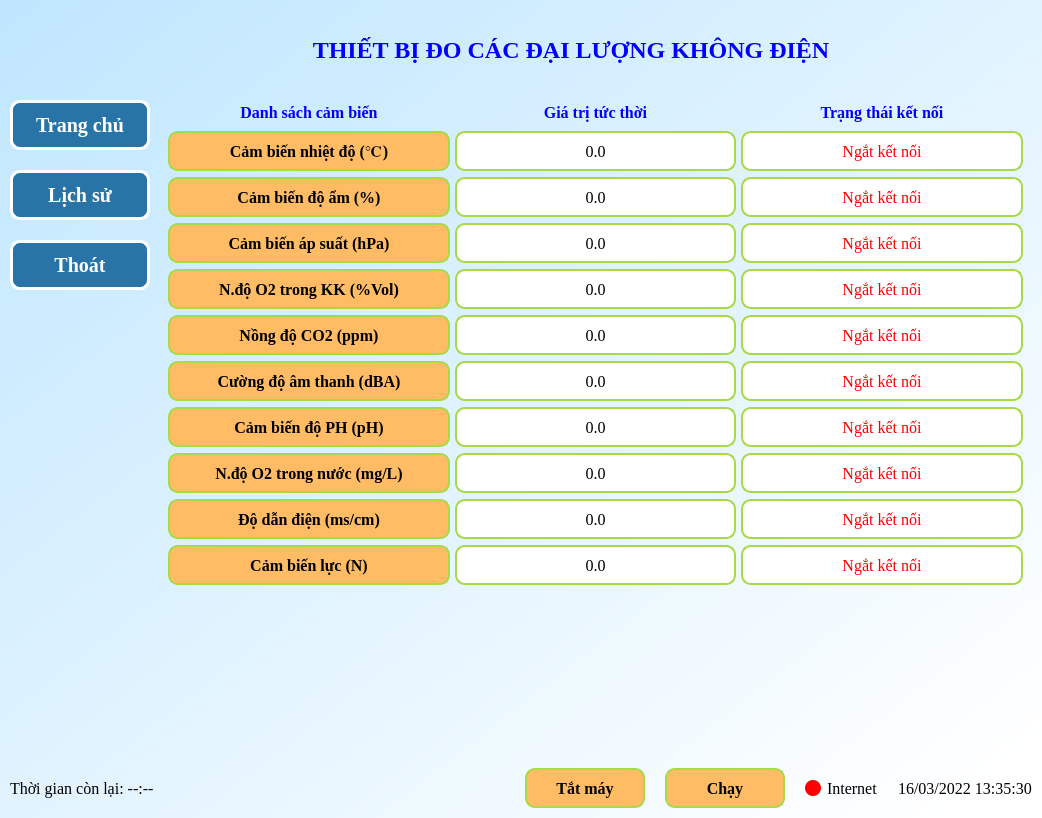
The window that iot.ui (sonmasterj/iot) describes before a commit, drawn with Qt 5.
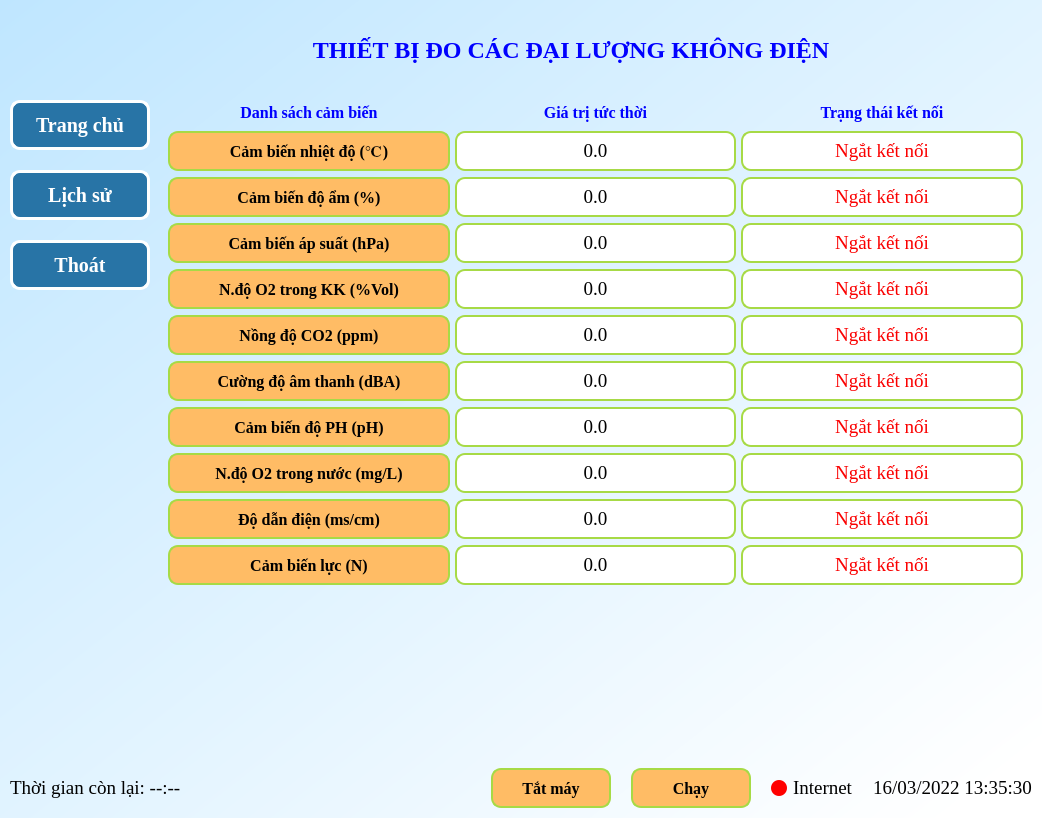
The same window after the commit. The open tabs and pages were chosen to show the change. Icons and pictures are not drawn.

What changed in the file:
```diff
--- a/iot.ui
+++ b/iot.ui
@@ -405,7 +405,7 @@
                 <property name="font">
                  <font>
                   <family>Times New Roman</family>
-                  <pointsize>12</pointsize>
+                  <pointsize>14</pointsize>
                  </font>
                 </property>
                 <property name="styleSheet">
@@ -440,7 +440,7 @@
                 <property name="font">
                  <font>
                   <family>Times New Roman</family>
-                  <pointsize>12</pointsize>
+                  <pointsize>14</pointsize>
                  </font>
                 </property>
                 <property name="styleSheet">
@@ -475,7 +475,7 @@
                 <property name="font">
                  <font>
                   <family>Times New Roman</family>
-                  <pointsize>12</pointsize>
+                  <pointsize>14</pointsize>
                  </font>
                 </property>
                 <property name="styleSheet">
@@ -511,7 +511,7 @@
                 <property name="font">
                  <font>
                   <family>Times New Roman</family>
-                  <pointsize>12</pointsize>
+                  <pointsize>14</pointsize>
                  </font>
                 </property>
                 <property name="styleSheet">
@@ -547,7 +547,7 @@
                 <property name="font">
                  <font>
                   <family>Times New Roman</family>
-                  <pointsize>12</pointsize>
+                  <pointsize>14</pointsize>
                  </font>
                 </property>
                 <property name="styleSheet">
@@ -583,7 +583,7 @@
                 <property name="font">
                  <font>
                   <family>Times New Roman</family>
-                  <pointsize>12</pointsize>
+                  <pointsize>14</pointsize>
                  </font>
                 </property>
                 <property name="styleSheet">
@@ -656,7 +656,7 @@
                 <property name="font">
                  <font>
                   <family>Times New Roman</family>
-                  <pointsize>12</pointsize>
+                  <pointsize>14</pointsize>
                  </font>
                 </property>
                 <property name="styleSheet">
@@ -691,7 +691,7 @@
                 <property name="font">
                  <font>
                   <family>Times New Roman</family>
-                  <pointsize>12</pointsize>
+                  <pointsize>14</pointsize>
                  </font>
                 </property>
                 <property name="styleSheet">
@@ -727,7 +727,7 @@
                 <property name="font">
                  <font>
                   <family>Times New Roman</family>
-                  <pointsize>12</pointsize>
+                  <pointsize>14</pointsize>
                  </font>
                 </property>
                 <property name="styleSheet">
@@ -980,7 +980,7 @@
                 <property name="font">
                  <font>
                   <family>Times New Roman</family>
-                  <pointsize>12</pointsize>
+                  <pointsize>14</pointsize>
                  </font>
                 </property>
                 <property name="styleSheet">
@@ -1015,7 +1015,7 @@
                 <property name="font">
                  <font>
                   <family>Times New Roman</family>
-                  <pointsize>12</pointsize>
+                  <pointsize>14</pointsize>
                  </font>
                 </property>
                 <property name="styleSheet">
@@ -1051,7 +1051,7 @@
                 <property name="font">
                  <font>
                   <family>Times New Roman</family>
-                  <pointsize>12</pointsize>
+                  <pointsize>14</pointsize>
                  </font>
                 </property>
                 <property name="styleSheet">
@@ -1087,7 +1087,7 @@
                 <property name="font">
                  <font>
                   <family>Times New Roman</family>
-                  <pointsize>12</pointsize>
+                  <pointsize>14</pointsize>
                  </font>
                 </property>
                 <property name="styleSheet">
@@ -1196,7 +1196,7 @@
                 <property name="font">
                  <font>
                   <family>Times New Roman</family>
-                  <pointsize>12</pointsize>
+                  <pointsize>14</pointsize>
                  </font>
                 </property>
                 <property name="styleSheet">
@@ -1231,7 +1231,7 @@
                 <property name="font">
                  <font>
                   <family>Times New Roman</family>
-                  <pointsize>12</pointsize>
+                  <pointsize>14</pointsize>
                  </font>
                 </property>
                 <property name="styleSheet">
@@ -1266,7 +1266,7 @@
                 <property name="font">
                  <font>
                   <family>Times New Roman</family>
-                  <pointsize>12</pointsize>
+                  <pointsize>14</pointsize>
                  </font>
                 </property>
                 <property name="styleSheet">
@@ -1371,7 +1371,7 @@
                 <property name="font">
                  <font>
                   <family>Times New Roman</family>
-                  <pointsize>12</pointsize>
+                  <pointsize>14</pointsize>
                  </font>
                 </property>
                 <property name="styleSheet">
@@ -1440,7 +1440,7 @@
                 <property name="font">
                  <font>
                   <family>Times New Roman</family>
-                  <pointsize>12</pointsize>
+                  <pointsize>14</pointsize>
                  </font>
                 </property>
                 <property name="styleSheet">
@@ -1513,7 +1513,7 @@
                 <property name="font">
                  <font>
                   <family>Times New Roman</family>
-                  <pointsize>12</pointsize>
+                  <pointsize>14</pointsize>
                  </font>
                 </property>
                 <property name="styleSheet">
@@ -1548,7 +1548,7 @@
                 <property name="font">
                  <font>
                   <family>Times New Roman</family>
-                  <pointsize>12</pointsize>
+                  <pointsize>14</pointsize>
                  </font>
                 </property>
                 <property name="styleSheet">
@@ -3334,7 +3334,7 @@
          <property name="font">
           <font>
            <family>Times New Roman</family>
-           <pointsize>12</pointsize>
+           <pointsize>14</pointsize>
           </font>
          </property>
          <property name="styleSheet">
@@ -3504,7 +3504,7 @@
             <property name="font">
              <font>
               <family>Times New Roman</family>
-              <pointsize>12</pointsize>
+              <pointsize>14</pointsize>
              </font>
             </property>
             <property name="styleSheet">
@@ -3523,7 +3523,7 @@
          <property name="font">
           <font>
            <family>Times New Roman</family>
-           <pointsize>12</pointsize>
+           <pointsize>14</pointsize>
           </font>
          </property>
          <property name="styleSheet">
```
Left out of the diff: 93 changed lines with no effect on the pictures.
